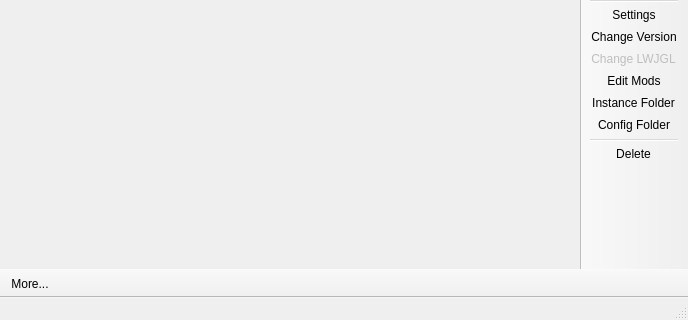
Before: the Qt Designer form gui/MainWindow.ui in FreesmTeam/FreesmLauncher, drawn with Qt 5; both pictures show x 0 to 688 and y 140 to 460 of the 688 by 460 pixel window.
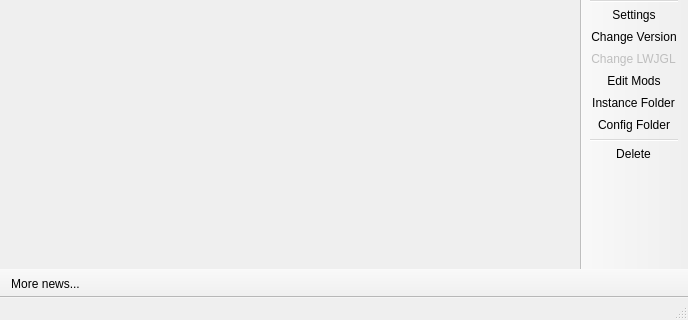
After: the same form once the commit is applied. Icons and pictures are not drawn.

The edit to the form file:
```diff
--- a/gui/MainWindow.ui
+++ b/gui/MainWindow.ui
@@ -267,7 +267,7 @@
     <string>More News</string>
    </property>
    <property name="iconText">
-    <string>More...</string>
+    <string>More news...</string>
    </property>
    <property name="toolTip">
     <string>Open the MultiMC development blog to read more news about MultiMC.</string>
```
